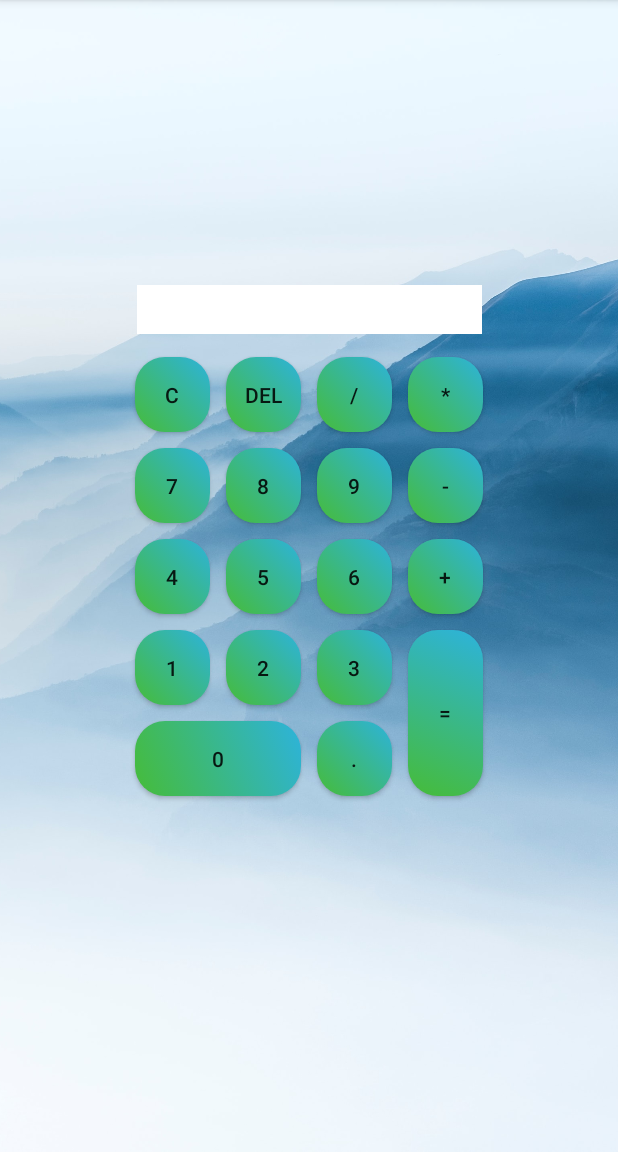
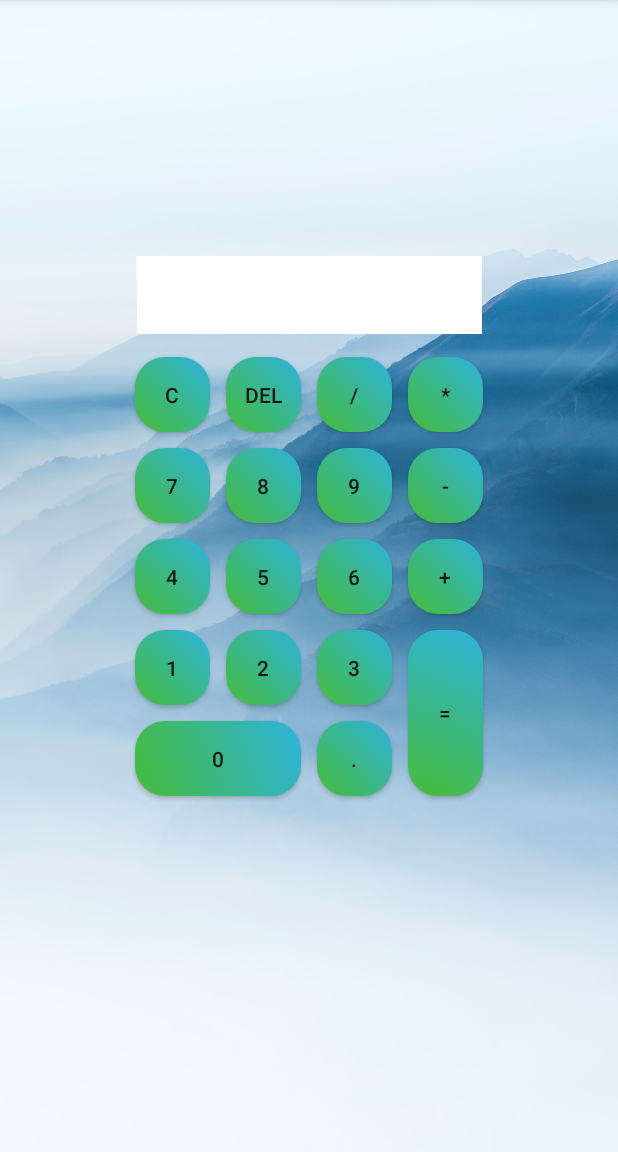
Before and after one commit to SlateBishop/AndroidCalculatorHW, an Android app: the screen it shows after launch (MainActivity), on a phone screen of 412 x 824 dp, the part 84-1236 px from its top. Run offline under Robolectric (Android 15) with nearby library versions, the phone set to English and light mode, and no system bars.

Commit message:
Добавил TextView для вывода действий пользователя

```diff
--- a/app/src/main/res/layout/activity_main.xml
+++ b/app/src/main/res/layout/activity_main.xml
@@ -12,7 +12,7 @@
 
     <androidx.appcompat.widget.AppCompatTextView
         android:id="@+id/result_screen"
-        android:layout_width="@dimen/result_screen_width"
+        android:layout_width="@dimen/text_screen_width"
         android:layout_height="wrap_content"
         android:layout_marginBottom="@dimen/result_screen_margin_bottom"
         android:background="@color/white"
@@ -20,6 +20,16 @@
         app:layout_constraintBottom_toTopOf="@id/grid_layout"
         app:layout_constraintEnd_toEndOf="@id/grid_layout"
         app:layout_constraintStart_toStartOf="@id/grid_layout" />
+
+    <androidx.appcompat.widget.AppCompatTextView
+        android:id="@+id/actions_screen"
+        android:layout_width="@dimen/text_screen_width"
+        android:layout_height="wrap_content"
+        android:background="@color/white"
+        android:textSize="@dimen/actions_text_size"
+        app:layout_constraintBottom_toTopOf="@id/result_screen"
+        app:layout_constraintEnd_toEndOf="@id/result_screen"
+        app:layout_constraintStart_toStartOf="@id/result_screen" />
 
     <GridLayout
         android:id="@+id/grid_layout"
--- a/app/src/main/res/values/dimens.xml
+++ b/app/src/main/res/values/dimens.xml
@@ -2,7 +2,8 @@
 <resources>
     <dimen name="button_width">50dp</dimen>
     <dimen name="button_margin">5dp</dimen>
-    <dimen name="result_screen_width">230dp</dimen>
+    <dimen name="text_screen_width">230dp</dimen>
     <dimen name="result_text_size">24sp</dimen>
     <dimen name="result_screen_margin_bottom">10dp</dimen>
+    <dimen name="actions_text_size">14sp</dimen>
 </resources>
```
